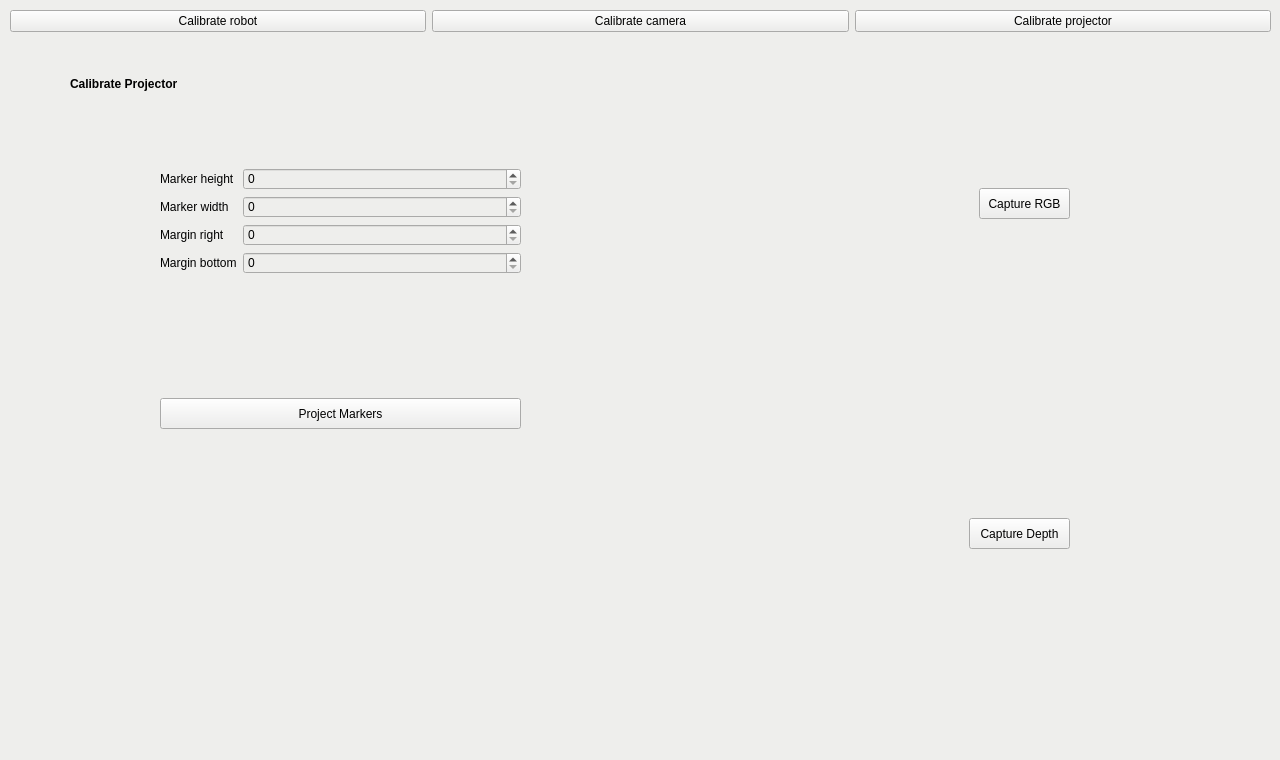
Qt form whitegoods_qt_gui/resource/main_window.ui (Zorrander/safety-projector-interface) before a commit.
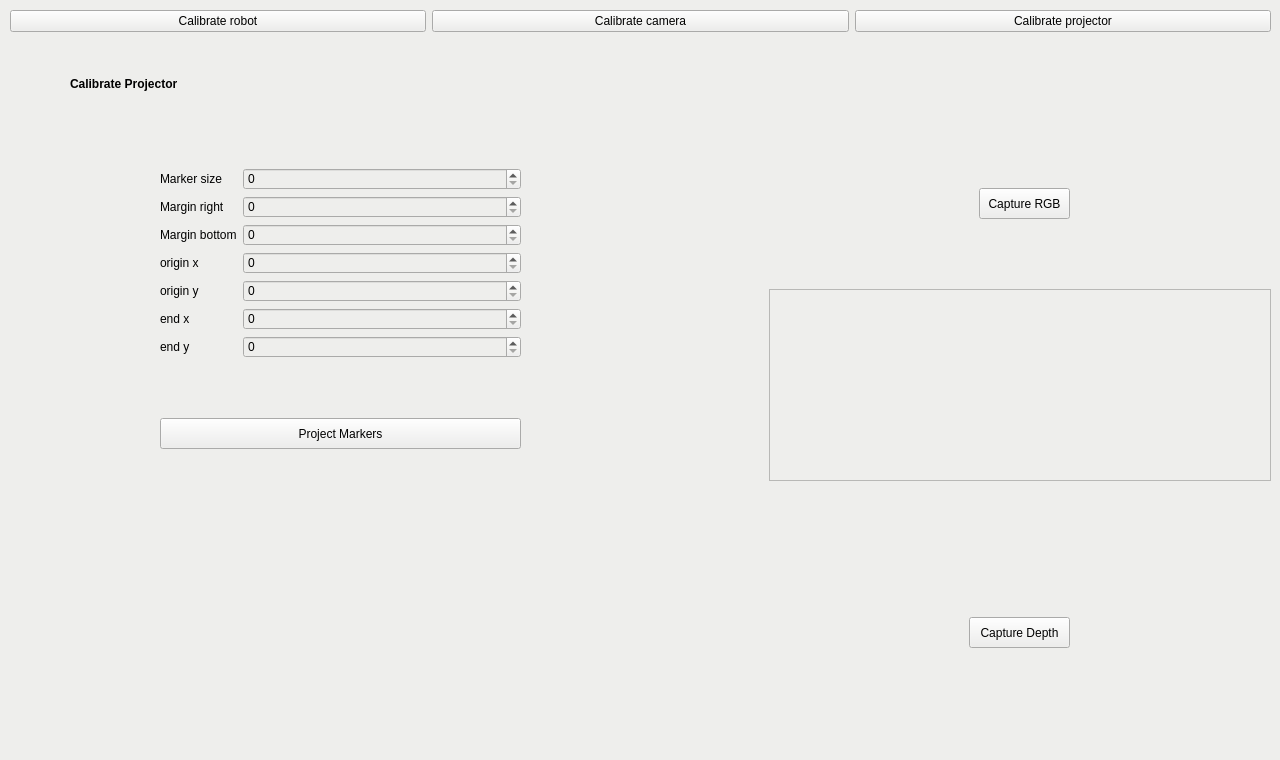
The same form after that commit. The open tabs and pages were chosen to show the change.

Commit message: add gui marker projection

```diff
--- a/whitegoods_qt_gui/resource/main_window.ui
+++ b/whitegoods_qt_gui/resource/main_window.ui
@@ -522,57 +522,87 @@
                <x>150</x>
                <y>130</y>
                <width>361</width>
-               <height>201</height>
+               <height>220</height>
               </rect>
              </property>
              <layout class="QFormLayout" name="formLayout">
-              <item row="0" column="0">
-               <widget class="QLabel" name="tagHeightLabel">
-                <property name="text">
-                 <string>Marker height</string>
-                </property>
-               </widget>
-              </item>
-              <item row="0" column="1">
-               <widget class="QSpinBox" name="tagHeightSpinBox"/>
-              </item>
               <item row="1" column="0">
-               <widget class="QLabel" name="tagWidthLabel">
-                <property name="text">
-                 <string>Marker width</string>
-                </property>
-               </widget>
-              </item>
-              <item row="1" column="1">
-               <widget class="QSpinBox" name="tagWidthSpinBox"/>
-              </item>
-              <item row="2" column="0">
                <widget class="QLabel" name="marginRightLabel">
                 <property name="text">
                  <string>Margin right</string>
                 </property>
                </widget>
               </item>
-              <item row="2" column="1">
+              <item row="1" column="1">
                <widget class="QSpinBox" name="marginRightSpinBox"/>
               </item>
-              <item row="3" column="0">
+              <item row="2" column="0">
                <widget class="QLabel" name="marginBottomLabel">
                 <property name="text">
                  <string>Margin bottom</string>
                 </property>
                </widget>
               </item>
-              <item row="3" column="1">
+              <item row="2" column="1">
                <widget class="QSpinBox" name="marginBottomSpinBox"/>
               </item>
+              <item row="3" column="0">
+               <widget class="QLabel" name="originXLabel">
+                <property name="text">
+                 <string>origin x</string>
+                </property>
+               </widget>
+              </item>
+              <item row="3" column="1">
+               <widget class="QSpinBox" name="originXSpinBox"/>
+              </item>
+              <item row="4" column="0">
+               <widget class="QLabel" name="originYLabel">
+                <property name="text">
+                 <string>origin y</string>
+                </property>
+               </widget>
+              </item>
+              <item row="4" column="1">
+               <widget class="QSpinBox" name="originYSpinBox"/>
+              </item>
+              <item row="5" column="0">
+               <widget class="QLabel" name="endXLabel">
+                <property name="text">
+                 <string>end x</string>
+                </property>
+               </widget>
+              </item>
+              <item row="5" column="1">
+               <widget class="QSpinBox" name="endXSpinBox"/>
+              </item>
+              <item row="6" column="0">
+               <widget class="QLabel" name="endYLabel">
+                <property name="text">
+                 <string>end y</string>
+                </property>
+               </widget>
+              </item>
+              <item row="6" column="1">
+               <widget class="QSpinBox" name="endYSpinBox"/>
+              </item>
+              <item row="0" column="0">
+               <widget class="QLabel" name="markerSizeLabel">
+                <property name="text">
+                 <string>Marker size</string>
+                </property>
+               </widget>
+              </item>
+              <item row="0" column="1">
+               <widget class="QSpinBox" name="markerSizeSpinBox"/>
+              </item>
              </layout>
             </widget>
             <widget class="QPushButton" name="pushButton">
              <property name="geometry">
               <rect>
                <x>150</x>
-               <y>360</y>
+               <y>380</y>
                <width>361</width>
                <height>31</height>
               </rect>
@@ -585,7 +615,7 @@
           </widget>
          </item>
          <item>
-          <layout class="QVBoxLayout" name="verticalLayout_3" stretch="1,1">
+          <layout class="QVBoxLayout" name="verticalLayout_3" stretch="1,0,1">
            <item>
             <widget class="QStackedWidget" name="RGBWidget">
              <property name="sizePolicy">
@@ -638,6 +668,9 @@
              </widget>
             </widget>
            </item>
+           <item>
+            <widget class="QTextEdit" name="outputCameraTerminal"/>
+           </item>
            <item>
             <widget class="QStackedWidget" name="DepthWidget">
              <property name="sizePolicy">
```
Left out of the diff: 4 changed lines with no effect on the pictures. The commit also changes 2 other files.
